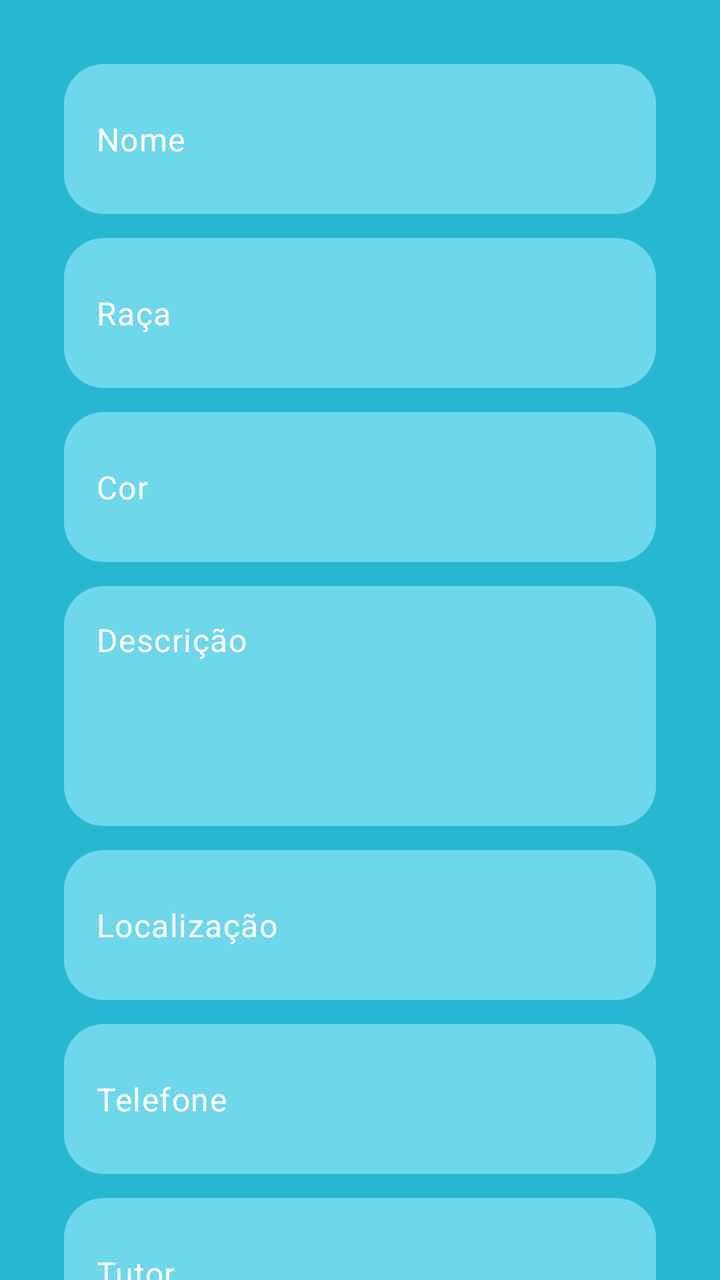
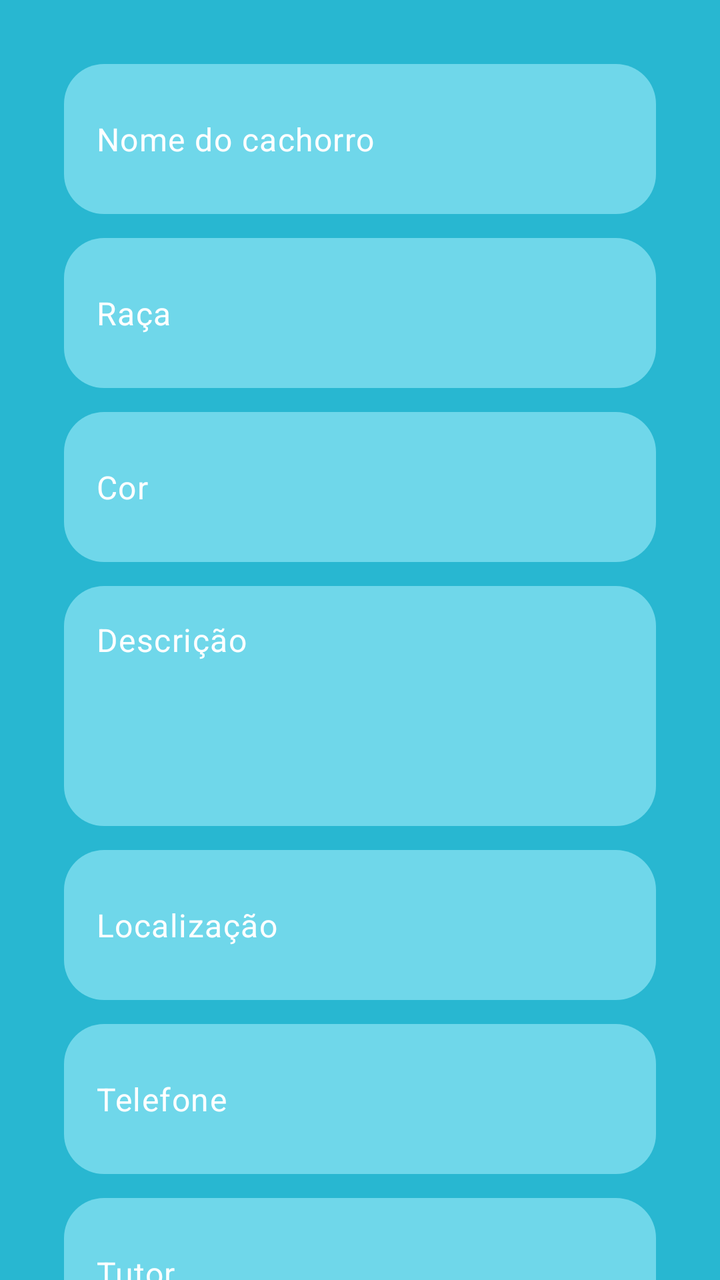

Screens rendered from an Android XML layout before and after an edit, with the pre-edit source and the edit as a unified diff.
<!-- AndroidManifest.xml: application theme Theme.CaesPerdidos -->
<!-- res/layout/activity_editar_cachorro.xml -->
<?xml version="1.0" encoding="utf-8"?>
<androidx.constraintlayout.widget.ConstraintLayout xmlns:android="http://schemas.android.com/apk/res/android"
    xmlns:app="http://schemas.android.com/apk/res-auto"
    xmlns:tools="http://schemas.android.com/tools"
    android:id="@+id/main"
    android:layout_width="match_parent"
    android:layout_height="match_parent"
    android:background="#28B7D1"
    tools:context=".EditarCachorroActivity">

    <com.google.android.material.textfield.TextInputLayout
        android:id="@+id/inputNome"
        android:layout_width="0dp"
        android:layout_height="75dp"
        android:layout_marginStart="32dp"
        android:layout_marginTop="32dp"
        android:layout_marginEnd="32dp"
        app:boxBackgroundMode="none"
        app:hintEnabled="false"
        app:layout_constraintEnd_toEndOf="parent"
        app:layout_constraintStart_toStartOf="parent"
        app:layout_constraintTop_toTopOf="parent">

        <com.google.android.material.textfield.TextInputEditText
            android:id="@+id/editNome"
            android:layout_width="match_parent"
            android:layout_height="match_parent"
            android:background="@drawable/button_radius"
            android:gravity="center_vertical|start"
            android:hint="Nome"
            android:paddingStart="16dp"
            android:textColor="@android:color/white"
            android:textColorHint="#ffffff" />
    </com.google.android.material.textfield.TextInputLayout>


    <com.google.android.material.textfield.TextInputLayout
        android:id="@+id/inputRaca"
        android:layout_width="0dp"
        android:layout_height="75dp"
        android:layout_marginStart="32dp"
        android:layout_marginTop="12dp"
        android:layout_marginEnd="32dp"
        app:boxBackgroundMode="none"
        app:hintEnabled="false"
        app:layout_constraintEnd_toEndOf="parent"
        app:layout_constraintStart_toStartOf="parent"
        app:layout_constraintTop_toBottomOf="@id/inputNome">

        <com.google.android.material.textfield.TextInputEditText
            android:id="@+id/editRaca"
            android:layout_width="match_parent"
            android:layout_height="match_parent"
            android:background="@drawable/button_radius"
            android:gravity="center_vertical|start"
            android:hint="Raça"
            android:paddingStart="16dp"
            android:textColor="@android:color/white"
            android:textColorHint="#ffffff" />
    </com.google.android.material.textfield.TextInputLayout>


    <com.google.android.material.textfield.TextInputLayout
        android:id="@+id/inputCor"
        android:layout_width="0dp"
        android:layout_height="75dp"
        android:layout_marginStart="32dp"
        android:layout_marginTop="12dp"
        android:layout_marginEnd="32dp"
        app:boxBackgroundMode="none"
        app:hintEnabled="false"
        app:layout_constraintEnd_toEndOf="parent"
        app:layout_constraintStart_toStartOf="parent"
        app:layout_constraintTop_toBottomOf="@id/inputRaca">

        <com.google.android.material.textfield.TextInputEditText
            android:id="@+id/editCor"
            android:layout_width="match_parent"
            android:layout_height="match_parent"
            android:background="@drawable/button_radius"
            android:gravity="center_vertical|start"
            android:hint="Cor"
            android:paddingStart="16dp"
            android:textColor="@android:color/white"
            android:textColorHint="#ffffff" />
    </com.google.android.material.textfield.TextInputLayout>


    <com.google.android.material.textfield.TextInputLayout
        android:id="@+id/inputDescricao"
        android:layout_width="0dp"
        android:layout_height="120dp"
        android:layout_marginStart="32dp"
        android:layout_marginTop="12dp"
        android:layout_marginEnd="32dp"
        app:boxBackgroundMode="none"
        app:hintEnabled="false"
        app:layout_constraintEnd_toEndOf="parent"
        app:layout_constraintStart_toStartOf="parent"
        app:layout_constraintTop_toBottomOf="@id/inputCor">

        <com.google.android.material.textfield.TextInputEditText
            android:id="@+id/editDescricao"
            android:layout_width="match_parent"
            android:layout_height="match_parent"
            android:background="@drawable/button_radius"
            android:gravity="top|start"
            android:hint="Descrição"
            android:inputType="textMultiLine"
            android:padding="16dp"
            android:textColor="@android:color/white"
            android:textColorHint="#ffffff" />
    </com.google.android.material.textfield.TextInputLayout>

    <com.google.android.material.textfield.TextInputLayout
        android:id="@+id/inputLocalizacao"
        android:layout_width="0dp"
        android:layout_height="75dp"
        android:layout_marginStart="32dp"
        android:layout_marginTop="12dp"
        android:layout_marginEnd="32dp"
        app:boxBackgroundMode="none"
        app:hintEnabled="false"
        app:layout_constraintEnd_toEndOf="parent"
        app:layout_constraintStart_toStartOf="parent"
        app:layout_constraintTop_toBottomOf="@id/inputDescricao">

        <com.google.android.material.textfield.TextInputEditText
            android:id="@+id/editLocalizacao"
            android:layout_width="match_parent"
            android:layout_height="match_parent"
            android:background="@drawable/button_radius"
            android:gravity="center_vertical|start"
            android:hint="Localização"
            android:inputType="text"
            android:paddingStart="16dp"
            android:textColor="@android:color/white"
            android:textColorHint="#ffffff" />
    </com.google.android.material.textfield.TextInputLayout>

    <com.google.android.material.textfield.TextInputLayout
        android:id="@+id/inputTelefone"
        android:layout_width="0dp"
        android:layout_height="75dp"
        android:layout_marginStart="32dp"
        android:layout_marginTop="12dp"
        android:layout_marginEnd="32dp"
        app:boxBackgroundMode="none"
        app:hintEnabled="false"
        app:layout_constraintEnd_toEndOf="parent"
        app:layout_constraintStart_toStartOf="parent"
        app:layout_constraintTop_toBottomOf="@id/inputLocalizacao">

        <com.google.android.material.textfield.TextInputEditText
            android:id="@+id/editTelefone"
            android:layout_width="match_parent"
            android:layout_height="match_parent"
            android:background="@drawable/button_radius"
            android:gravity="center_vertical|start"
            android:hint="Telefone"
            android:inputType="phone"
            android:paddingStart="16dp"
            android:textColor="@android:color/white"
            android:textColorHint="#ffffff" />
    </com.google.android.material.textfield.TextInputLayout>


    <com.google.android.material.textfield.TextInputLayout
        android:id="@+id/inputTutor"
        android:layout_width="0dp"
        android:layout_height="75dp"
        android:layout_marginStart="32dp"
        android:layout_marginTop="12dp"
        android:layout_marginEnd="32dp"
        app:boxBackgroundMode="none"
        app:hintEnabled="false"
        app:layout_constraintEnd_toEndOf="parent"
        app:layout_constraintStart_toStartOf="parent"
        app:layout_constraintTop_toBottomOf="@id/inputTelefone">

        <com.google.android.material.textfield.TextInputEditText
            android:id="@+id/editTutor"
            android:layout_width="match_parent"
            android:layout_height="match_parent"
            android:background="@drawable/button_radius"
            android:gravity="center_vertical|start"
            android:hint="Tutor"
            android:paddingStart="16dp"
            android:textColor="@android:color/white"
            android:textColorHint="#ffffff" />
    </com.google.android.material.textfield.TextInputLayout>


    <com.google.android.material.button.MaterialButton
        android:id="@+id/btnEditar"
        android:layout_width="0dp"
        android:layout_height="75dp"
        android:layout_marginStart="32dp"
        android:layout_marginTop="16dp"
        android:layout_marginEnd="32dp"
        android:layout_marginBottom="24dp"
        android:background="@drawable/gradient"
        android:text="Salvar"
        android:textColor="@android:color/white"
        android:textSize="20sp"
        android:textStyle="bold"
        app:backgroundTint="@null"
        app:layout_constraintBottom_toBottomOf="parent"
        app:layout_constraintEnd_toEndOf="parent"
        app:layout_constraintStart_toStartOf="parent"
        app:layout_constraintTop_toBottomOf="@id/inputTutor" />
</androidx.constraintlayout.widget.ConstraintLayout>
<!-- resources referenced by this layout -->
<resources>
  <!-- drawable button_radius (drawable) -->
  <?xml version="1.0" encoding="utf-8"?>
  <selector xmlns:android="http://schemas.android.com/apk/res/android">
  
  
      <item android:state_pressed="true">
          <shape>
              <solid android:color="#5CC5D6"/>
              <corners android:radius="20dp"/>
          </shape>
      </item>
  
      <item>
          <shape>
              <solid android:color="#6FD7EA"/>
              <corners android:radius="20dp"/>
          </shape>
      </item>
  
  </selector>
  <!-- drawable gradient (drawable) -->
  <?xml version="1.0" encoding="utf-8"?>
  <shape xmlns:android="http://schemas.android.com/apk/res/android">
      <gradient
          android:startColor="#FF9800"
          android:endColor="#FF7926"
          android:angle="0"/>
  
      <corners android:radius="20dp"/>
  </shape>
  <style name="Theme.CaesPerdidos" parent="Base.Theme.CaesPerdidos" />
  <style name="Base.Theme.CaesPerdidos" parent="Theme.Material3.DayNight.NoActionBar">
          
          
      </style>
</resources>

<!-- the commit's change to res/layout/activity_editar_cachorro.xml (unified diff, before → after) -->
@@ -27,7 +27,7 @@
             android:layout_height="match_parent"
             android:background="@drawable/button_radius"
             android:gravity="center_vertical|start"
-            android:hint="Nome"
+            android:hint="Nome do cachorro"
             android:paddingStart="16dp"
             android:textColor="@android:color/white"
             android:textColorHint="#ffffff" />
